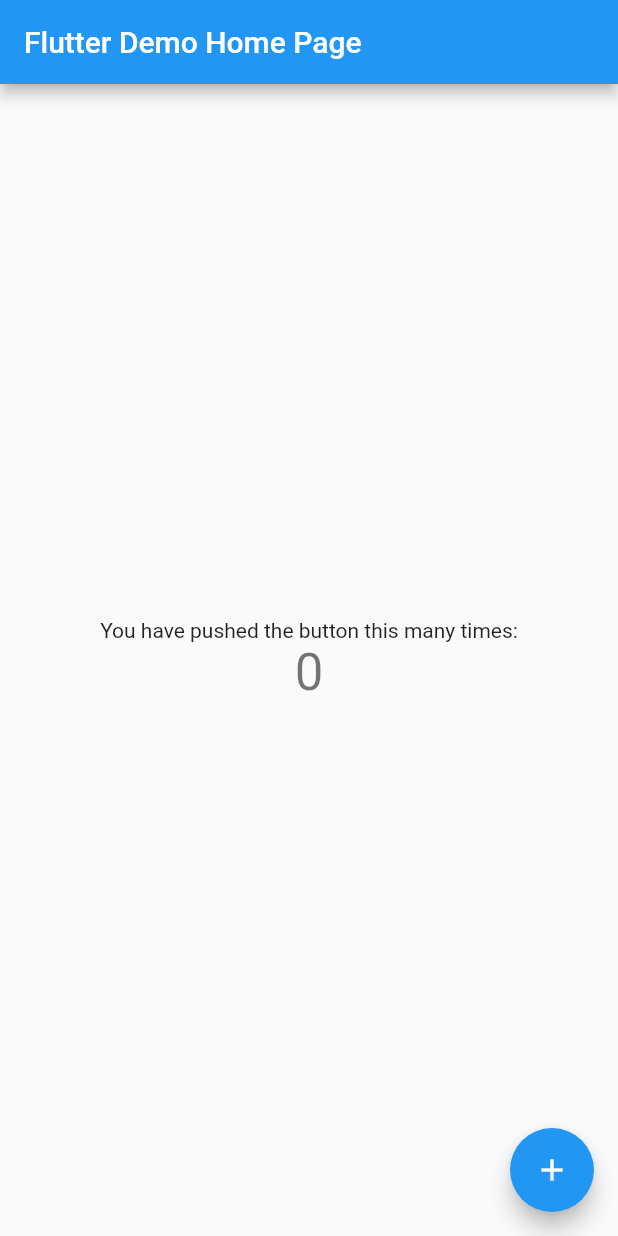
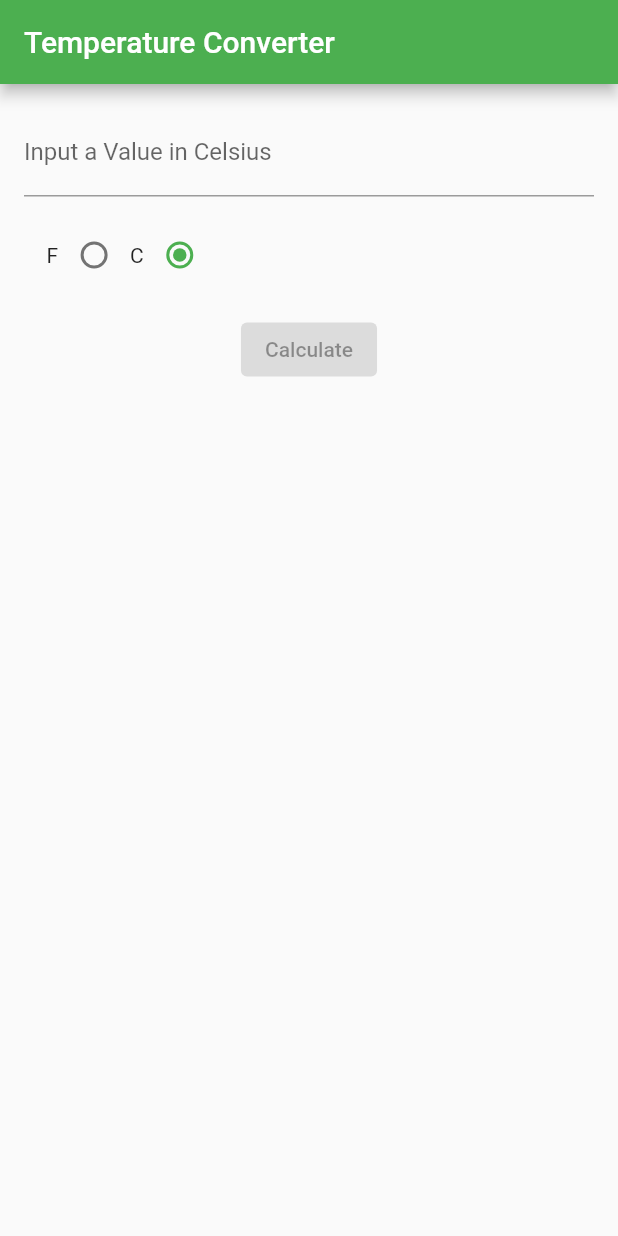
Before and after one commit to AlfredGarciaa/Flutter_Guias, a Flutter app: the screen it shows after launch, on a phone screen of 412 x 824 dp. Run offline on Flutter 3.47's test engine with Material 2 defaults, Android fonts, the phone set to English and light mode, and no system bars; statements that could not run were skipped.

```diff
--- a/lib/main.dart
+++ b/lib/main.dart
@@ -1,115 +1,146 @@
 import 'package:flutter/material.dart';
+import 'package:flutter/rendering.dart';
 
 void main() {
-  runApp(const MyApp());
+  debugPaintSizeEnabled = true;
+  runApp(const TemperatureConverter());
 }
 
-class MyApp extends StatelessWidget {
-  const MyApp({super.key});
+class TemperatureConverter extends StatelessWidget {
+  const TemperatureConverter({super.key});
 
-  // This widget is the root of your application.
   @override
-  Widget build(BuildContext context) {
+  build(BuildContext context) {
     return MaterialApp(
-      title: 'Flutter Demo',
+      debugShowCheckedModeBanner: false,
       theme: ThemeData(
-        // This is the theme of your application.
-        //
-        // Try running your application with "flutter run". You'll see the
-        // application has a blue toolbar. Then, without quitting the app, try
-        // changing the primarySwatch below to Colors.green and then invoke
-        // "hot reload" (press "r" in the console where you ran "flutter run",
-        // or simply save your changes to "hot reload" in a Flutter IDE).
-        // Notice that the counter didn't reset back to zero; the application
-        // is not restarted.
-        primarySwatch: Colors.blue,
+        primarySwatch: Colors.green,
       ),
-      home: const MyHomePage(title: 'Flutter Demo Home Page'),
+      home: const TempApp(),
     );
   }
 }
 
-class MyHomePage extends StatefulWidget {
-  const MyHomePage({super.key, required this.title});
-
-  // This widget is the home page of your application. It is stateful, meaning
-  // that it has a State object (defined below) that contains fields that affect
-  // how it looks.
-
-  // This class is the configuration for the state. It holds the values (in this
-  // case the title) provided by the parent (in this case the App widget) and
-  // used by the build method of the State. Fields in a Widget subclass are
-  // always marked "final".
-
-  final String title;
+class TempApp extends StatefulWidget {
+  const TempApp({super.key});
 
   @override
-  State<MyHomePage> createState() => _MyHomePageState();
+  TempState createState() => TempState();
 }
 
-class _MyHomePageState extends State<MyHomePage> {
-  int _counter = 0;
+class TempState extends State<TempApp> {
+  late double input;
+  late double output;
+  late bool fOrC;
 
-  void _incrementCounter() {
-    setState(() {
-      // This call to setState tells the Flutter framework that something has
-      // changed in this State, which causes it to rerun the build method below
-      // so that the display can reflect the updated values. If we changed
-      // _counter without calling setState(), then the build method would not be
-      // called again, and so nothing would appear to happen.
-      _counter++;
-    });
+  @override
+  void initState() {
+    super.initState();
+    input = 0.0;
+    output = 0.0;
+    fOrC = true;
   }
 
   @override
   Widget build(BuildContext context) {
-    // This method is rerun every time setState is called, for instance as done
-    // by the _incrementCounter method above.
-    //
-    // The Flutter framework has been optimized to make rerunning build methods
-    // fast, so that you can just rebuild anything that needs updating rather
-    // than having to individually change instances of widgets.
+    TextField inputField = TextField(
+      keyboardType: TextInputType.number,
+      onChanged: (str) {
+        try {
+          input = double.parse(str);
+        } catch (e) {
+          input = 0.0;
+        }
+      },
+      decoration: InputDecoration(
+        labelText:
+        "Input a Value in ${fOrC == false ? "Fahrenheit" : "Celsius"}",
+      ),
+      textAlign: TextAlign.center,
+    );
+
+    AppBar appBar = AppBar(
+      title: const Text('Temperature Converter'),
+    );
+
+    Container tempSwitch = Container(
+      padding: const EdgeInsets.all(15.0),
+      child: Row(
+        children: <Widget>[
+          //Text("Choose Fahrenheit or Celsius"),
+          //Switch(
+          //  value: fOrC,
+          //  onChanged: (e) {
+          //    setState(() {
+          //      fOrC = !fOrC;
+          //    });
+          //  },
+          //)
+
+          //Checkbox(
+          //  value: fOrC,
+          //  onChanged: (e) {
+          //    setState(() {
+          //      fOrC = !fOrC;
+          //    });
+          //  },
+          //),
+
+          const Text("F"),
+          Radio<bool>(
+              groupValue: fOrC,
+              value: false,
+              onChanged: (v) {
+                setState(() {
+                  fOrC = v!;
+                });
+              }),
+          const Text("C"),
+          Radio<bool>(
+              groupValue: fOrC,
+              value: true,
+              onChanged: (v) {
+                setState(() {
+                  fOrC = v!;
+                });
+              }),
+        ],
+      ),
+    );
+
+    Container calcBtn = Container(
+      child: ElevatedButton(
+        child: const Text("Calculate"),
+        onPressed: () {
+          setState(() {
+            fOrC == false
+                ? output = (input - 32) * (5 / 9)
+                : output = (input * 9 / 5) + 32;
+          });
+          AlertDialog dialog = AlertDialog(
+            content: fOrC == false
+                ? Text(
+                "${input.toStringAsFixed(2)} F : ${output.toStringAsFixed(2)} C")
+                : Text(
+                "${input.toStringAsFixed(2)} C : ${output.toStringAsFixed(2)} F"),
+          );
+          showDialog(context: context, builder: dialog)
+        },
+      ),
+    );
+
     return Scaffold(
-      appBar: AppBar(
-        // Here we take the value from the MyHomePage object that was created by
-        // the App.build method, and use it to set our appbar title.
-        title: Text(widget.title),
-      ),
-      body: Center(
-        // Center is a layout widget. It takes a single child and positions it
-        // in the middle of the parent.
+      appBar: appBar,
+      body: Container(
+        padding: const EdgeInsets.all(16.0),
         child: Column(
-          // Column is also a layout widget. It takes a list of children and
-          // arranges them vertically. By default, it sizes itself to fit its
-          // children horizontally, and tries to be as tall as its parent.
-          //
-          // Invoke "debug painting" (press "p" in the console, choose the
-          // "Toggle Debug Paint" action from the Flutter Inspector in Android
-          // Studio, or the "Toggle Debug Paint" command in Visual Studio Code)
-          // to see the wireframe for each widget.
-          //
-          // Column has various properties to control how it sizes itself and
-          // how it positions its children. Here we use mainAxisAlignment to
-          // center the children vertically; the main axis here is the vertical
-          // axis because Columns are vertical (the cross axis would be
-          // horizontal).
-          mainAxisAlignment: MainAxisAlignment.center,
           children: <Widget>[
-            const Text(
-              'You have pushed the button this many times:',
-            ),
-            Text(
-              '$_counter',
-              style: Theme.of(context).textTheme.headline4,
-            ),
+            inputField,
+            tempSwitch,
+            calcBtn,
           ],
         ),
       ),
-      floatingActionButton: FloatingActionButton(
-        onPressed: _incrementCounter,
-        tooltip: 'Increment',
-        child: const Icon(Icons.add),
-      ), // This trailing comma makes auto-formatting nicer for build methods.
     );
   }
 }
```
Also changed, not shown: 1 other file.
